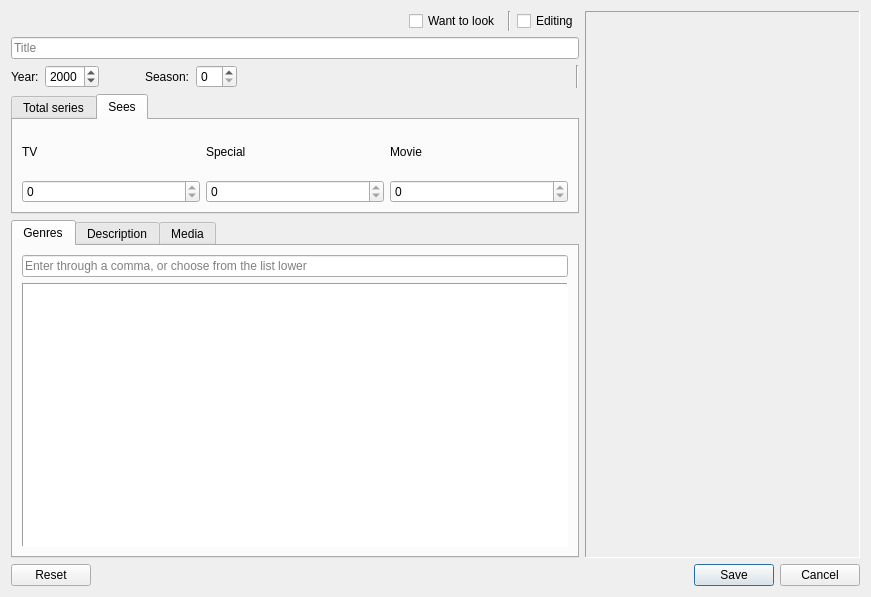
The window that dialogadddorama.ui (LibertaSoft/DatabaseAnime) describes before a commit, drawn with Qt 5.
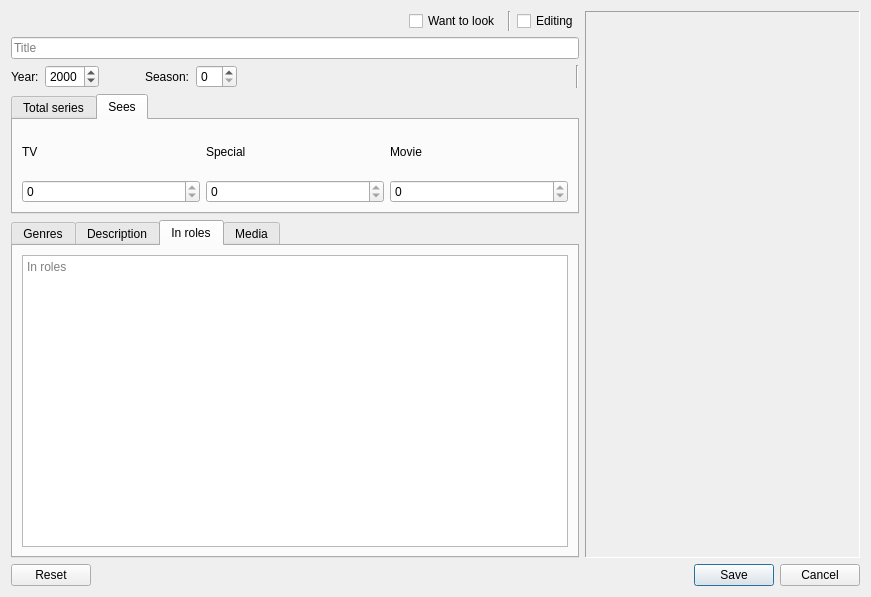
The same window after the commit. The open tabs and pages were chosen to show the change. Icons and pictures are not drawn. Custom widgets are drawn as their Qt base class.

Commit message: Внедрена форма добавления Дорамы

```diff
--- a/dialogadddorama.ui
+++ b/dialogadddorama.ui
@@ -403,6 +403,20 @@
            </item>
           </layout>
          </widget>
+         <widget class="QWidget" name="tab_roles">
+          <attribute name="title">
+           <string>In roles</string>
+          </attribute>
+          <layout class="QVBoxLayout" name="verticalLayout_5">
+           <item>
+            <widget class="QPlainTextEdit" name="PlainTextEdit_Actors">
+             <property name="placeholderText">
+              <string>In roles</string>
+             </property>
+            </widget>
+           </item>
+          </layout>
+         </widget>
          <widget class="QWidget" name="tab_3">
           <attribute name="title">
            <string>Media</string>
```
Left out of the diff: 11 changed lines with no effect on the pictures. The commit also changes 5 other files.
